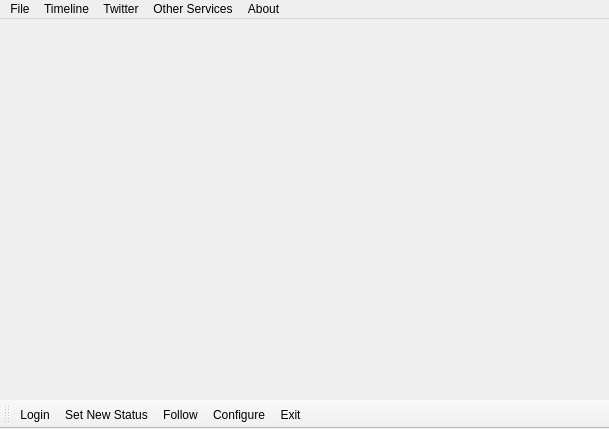
First picture: the form in Ui/mainWindow.ui, repository KarenMarkosyan/qttwitter, before the edit.
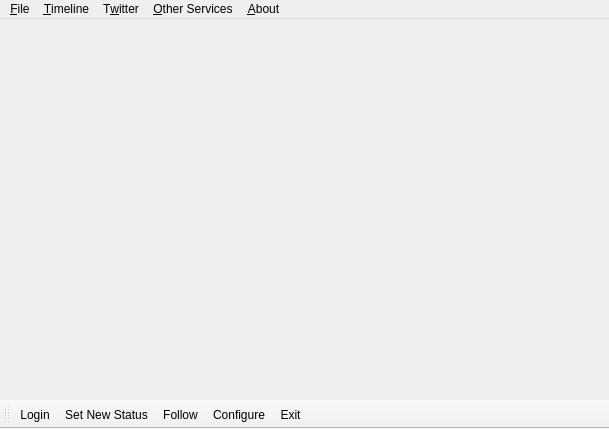
Second picture: the form after the edit. Icons and pictures are not drawn.

Commit message: this commitng will resolve issue "no keyboard support" Issue 4 , which i voluntered to complete

The edit to the form file:
```diff
--- a/Ui/mainWindow.ui
+++ b/Ui/mainWindow.ui
@@ -77,13 +77,13 @@
     </property>
    </widget>
   </widget>
-  <widget class="QMenuBar" name="menubar" >
-   <property name="geometry" >
+  <widget class="QMenuBar" name="menubar">
+   <property name="geometry">
     <rect>
      <x>0</x>
      <y>0</y>
      <width>609</width>
-     <height>28</height>
+     <height>26</height>
     </rect>
    </property>
    <property name="autoFillBackground" >
@@ -96,9 +96,9 @@
    <property name="defaultUp" >
     <bool>false</bool>
    </property>
-   <widget class="QMenu" name="menuFile" >
-    <property name="title" >
-     <string>File</string>
+   <widget class="QMenu" name="menuFile">
+    <property name="title">
+     <string>&amp;File</string>
     </property>
     <addaction name="actionLogin" />
     <addaction name="actionLogout" />
@@ -107,17 +107,17 @@
     <addaction name="actionConfigure" />
     <addaction name="actionExit" />
    </widget>
-   <widget class="QMenu" name="menuAbout" >
-    <property name="title" >
-     <string>Timeline</string>
+   <widget class="QMenu" name="menuAbout">
+    <property name="title">
+     <string>&amp;Timeline</string>
     </property>
     <addaction name="actionPublic" />
     <addaction name="actionFriends" />
     <addaction name="actionOwn" />
    </widget>
-   <widget class="QMenu" name="menuAbout_2" >
-    <property name="title" >
-     <string>About</string>
+   <widget class="QMenu" name="menuAbout_2">
+    <property name="title">
+     <string>&amp;About</string>
     </property>
     <addaction name="separator" />
     <addaction name="actionIs_It_Working" />
@@ -125,9 +125,9 @@
     <addaction name="actionAbout_Qt" />
     <addaction name="actionHelp" />
    </widget>
-   <widget class="QMenu" name="menuOther_Services" >
-    <property name="title" >
-     <string>Other Services</string>
+   <widget class="QMenu" name="menuOther_Services">
+    <property name="title">
+     <string>&amp;Other Services</string>
     </property>
     <widget class="QMenu" name="menuSet_FaceBook_Status" >
      <property name="tearOffEnabled" >
@@ -144,9 +144,9 @@
     <addaction name="menuSet_FaceBook_Status" />
     <addaction name="actionView_Images_From_Area" />
    </widget>
-   <widget class="QMenu" name="menuTwitter" >
-    <property name="title" >
-     <string>Twitter</string>
+   <widget class="QMenu" name="menuTwitter">
+    <property name="title">
+     <string>T&amp;witter</string>
     </property>
     <addaction name="actionSet_New_Status" />
     <addaction name="actionFollow" />
@@ -158,11 +158,11 @@
     <addaction name="actionFavorite_Methods" />
     <addaction name="actionBlock_Methods" />
    </widget>
-   <addaction name="menuFile" />
-   <addaction name="menuAbout" />
-   <addaction name="menuTwitter" />
-   <addaction name="menuOther_Services" />
-   <addaction name="menuAbout_2" />
+   <addaction name="menuFile"/>
+   <addaction name="menuAbout"/>
+   <addaction name="menuTwitter"/>
+   <addaction name="menuOther_Services"/>
+   <addaction name="menuAbout_2"/>
   </widget>
   <widget class="QToolBar" name="toolBar" >
    <property name="acceptDrops" >
```
Left out of the diff: 357 changed lines with no effect on the pictures.
